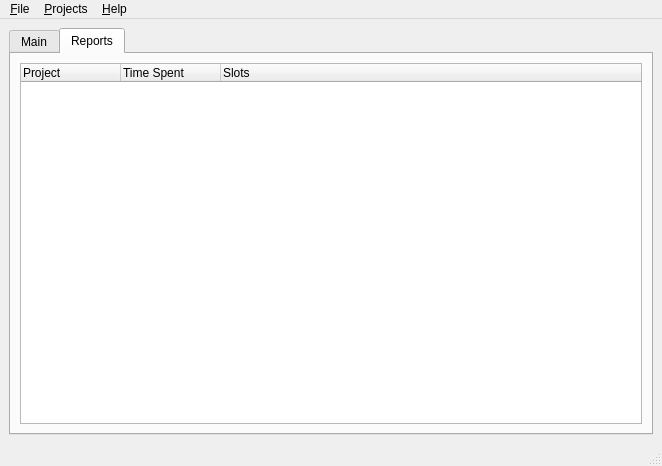
Old version of the form ui/qtracker.ui in the repository thoufiek/qtracker.
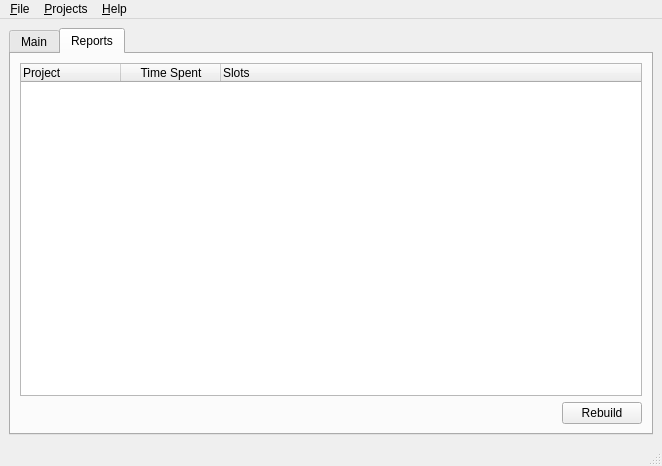
New version of the form. The open tabs and pages were chosen to show the change. Icons and pictures are not drawn.

Patch:
```diff
--- a/ui/qtracker.ui
+++ b/ui/qtracker.ui
@@ -19,11 +19,6 @@
   <property name="windowTitle">
    <string>QTracker v 0.1</string>
   </property>
-  <property name="styleSheet">
-   <string notr="true">QPushButton {
- margin: 0px;
-}</string>
-  </property>
   <widget class="QWidget" name="centralwidget">
    <layout class="QHBoxLayout" name="horizontalLayout_2">
     <item>
@@ -176,6 +171,9 @@
            <property name="text">
             <string>Time Spent</string>
            </property>
+           <property name="textAlignment">
+            <set>AlignHCenter|AlignVCenter|AlignCenter</set>
+           </property>
           </column>
           <column>
            <property name="text">
@@ -184,6 +182,30 @@
           </column>
          </widget>
         </item>
+        <item>
+         <layout class="QHBoxLayout" name="horizontalLayout_3">
+          <item>
+           <spacer name="horizontalSpacer_2">
+            <property name="orientation">
+             <enum>Qt::Horizontal</enum>
+            </property>
+            <property name="sizeHint" stdset="0">
+             <size>
+              <width>40</width>
+              <height>20</height>
+             </size>
+            </property>
+           </spacer>
+          </item>
+          <item>
+           <widget class="QPushButton" name="rebuild">
+            <property name="text">
+             <string>Rebuild</string>
+            </property>
+           </widget>
+          </item>
+         </layout>
+        </item>
        </layout>
       </widget>
      </widget>
```
Left out of the diff: 2 changed lines with no effect on the pictures.
